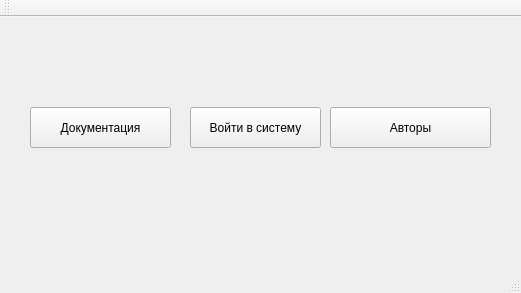
First picture: the form in mainwindow.ui, repository sudovag3/mstu-work-qt, before the edit.
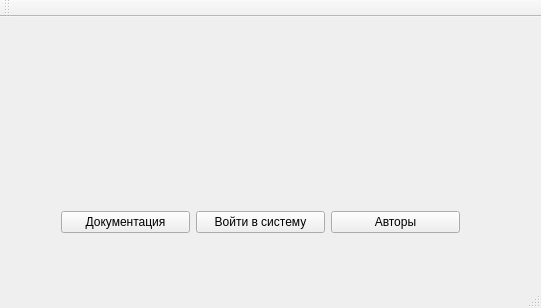
Second picture: the form after the edit.

What changed in the file:
```diff
--- a/mainwindow.ui
+++ b/mainwindow.ui
@@ -6,53 +6,47 @@
    <rect>
     <x>0</x>
     <y>0</y>
-    <width>521</width>
-    <height>293</height>
+    <width>541</width>
+    <height>308</height>
    </rect>
   </property>
   <property name="windowTitle">
    <string>Меню</string>
   </property>
   <widget class="QWidget" name="centralWidget">
-   <widget class="QPushButton" name="authFormButton">
+   <widget class="QWidget" name="">
     <property name="geometry">
      <rect>
-      <x>190</x>
-      <y>90</y>
-      <width>131</width>
-      <height>41</height>
+      <x>50</x>
+      <y>180</y>
+      <width>421</width>
+      <height>51</height>
      </rect>
     </property>
-    <property name="text">
-     <string>Войти в систему</string>
-    </property>
-   </widget>
+    <layout class="QGridLayout" name="gridLayout">
+     <item row="0" column="0">
    <widget class="QPushButton" name="DocButton">
-    <property name="geometry">
-     <rect>
-      <x>30</x>
-      <y>90</y>
-      <width>141</width>
-      <height>41</height>
-     </rect>
-    </property>
     <property name="text">
      <string>Документация</string>
     </property>
    </widget>
+     </item>
+     <item row="0" column="1">
+      <widget class="QPushButton" name="authFormButton">
+       <property name="text">
+        <string>Войти в систему</string>
+       </property>
+      </widget>
+     </item>
+     <item row="0" column="2">
    <widget class="QPushButton" name="InfAuthorButton">
-    <property name="geometry">
-     <rect>
-      <x>330</x>
-      <y>90</y>
-      <width>161</width>
-      <height>41</height>
-     </rect>
-    </property>
     <property name="text">
      <string>Авторы</string>
     </property>
    </widget>
+     </item>
+    </layout>
+   </widget>
   </widget>
   <widget class="QMenuBar" name="menuBar">
    <property name="geometry">
```
Left out of the diff: 4 changed lines with no effect on the pictures. Lines whose indentation alone changed are shown as unchanged.
